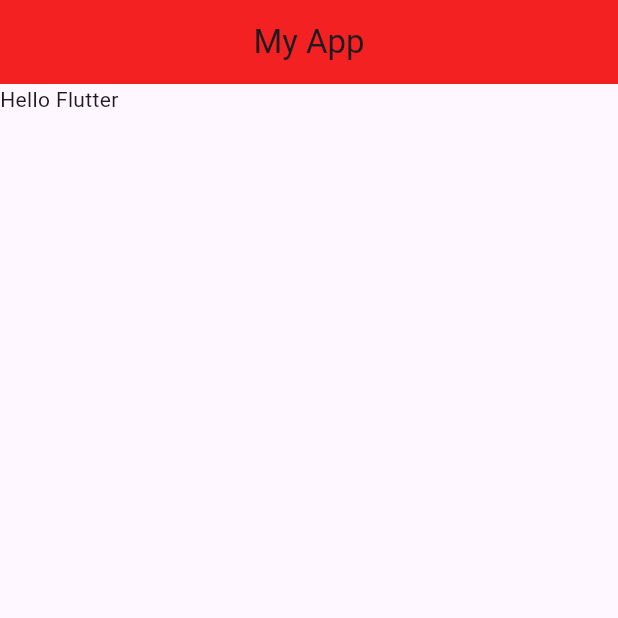
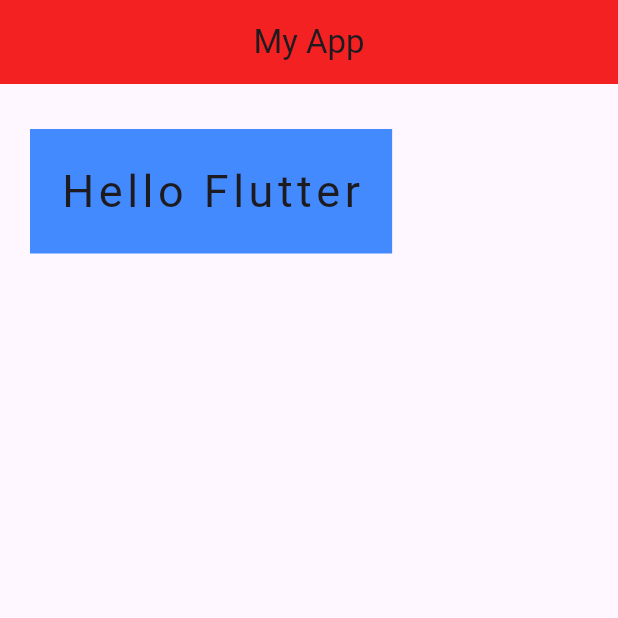
Before and after one commit to Tharathaep/learn_flutter_67_2, a Flutter app: the screen it shows after launch, on a phone screen of 412 x 824 dp, the top half of it. Run offline on Flutter 3.47's test engine with Material 3 defaults, Android fonts, the phone set to English and light mode, and no system bars.

Commit message:
Step 3: container widget

```diff
--- a/lib/main.dart
+++ b/lib/main.dart
@@ -36,13 +36,34 @@ void main() {
   );
 }
 
-// Step2
+// Step 2: Stateless widget
 
+// class Home extends StatelessWidget {
+//   const Home({super.key});
+
+//   @override
+//   Widget build(BuildContext context) {
+//     return Text("Hello Flutter");
+//   }
+
+//Step 3: container widget
 class Home extends StatelessWidget {
   const Home({super.key});
 
   @override
   Widget build(BuildContext context) {
-    return Text("Hello Flutter");
+    // return Container(color: Colors.blueAccent, width: 300, height: 300);
+    // return Container(color: Colors.blueAccent, margin: EdgeInsets.all(10));
+    // return Container(color: Colors.blueAccent,
+    // margin: EdgeInsets.fromLTRB(5, 10, 15, 20),
+    // );
+    return Container(color: Colors.blueAccent,
+    margin: EdgeInsets.symmetric(horizontal: 20, vertical:  30),
+    padding: EdgeInsets.all(20),
+    child: Text(
+      "Hello Flutter",
+    style: TextStyle(fontSize: 30, letterSpacing: 3),
+    ),
+    );
   }
 }
```
